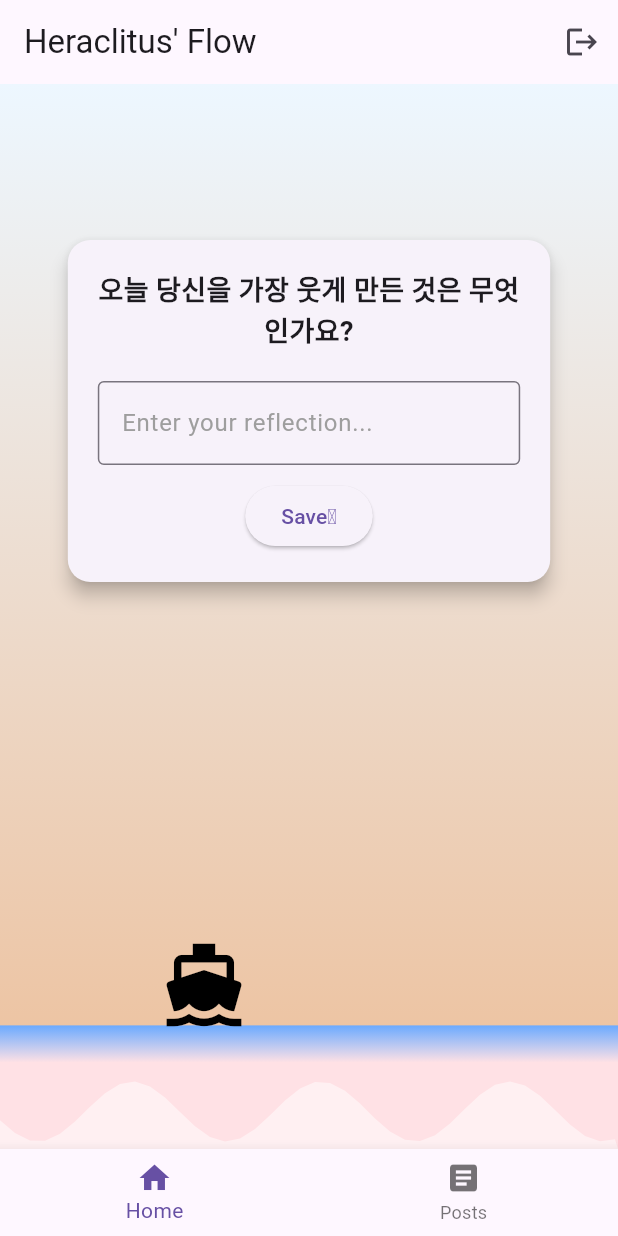
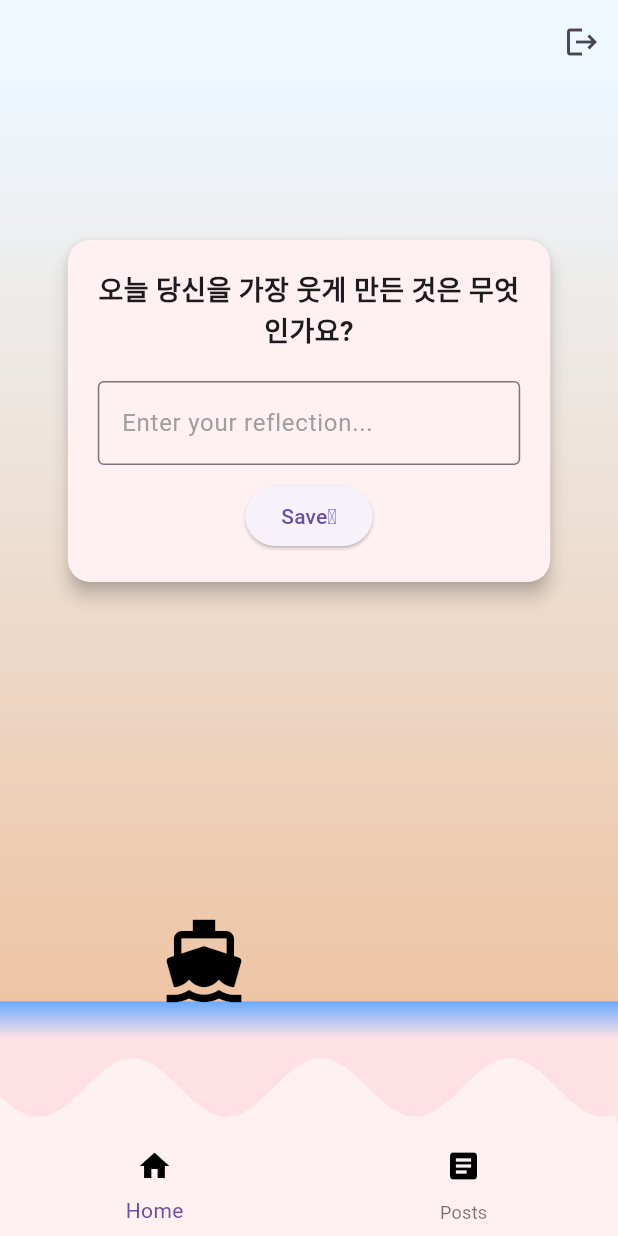
Before and after one commit to hsmchoi/my_final_project, a Flutter app: the HomeScreen screen opened by its route, on a phone screen of 412 x 824 dp. Run offline on Flutter 3.47's test engine with Material 3 defaults, Android fonts, the phone set to English and light mode, and no system bars; our stand-ins replace cloud_firestore, firebase_auth, firebase_core, firebase_storage, flutter_riverpod, go_router and 2 more; accounts and stored records are empty; generated files the repository leaves out were written again.

Commit message:
design-fix

```diff
--- a/lib/router.dart
+++ b/lib/router.dart
@@ -10,36 +10,43 @@ import 'package:my_final_project/views/sign_up_screen.dart';
 import 'package:flutter_riverpod/flutter_riverpod.dart';
 
 // Function to create GoRouter with access to WidgetRef
+
 GoRouter createRouter(WidgetRef ref) {
   return GoRouter(
     initialLocation: '/login',
     routes: <GoRoute>[
-      GoRoute(
-        path: '/login',
-        builder: (BuildContext context, GoRouterState state) =>
-            const LoginScreen(),
-        routes: <GoRoute>[
-          GoRoute(
-            path: 'email',
-            builder: (BuildContext context, GoRouterState state) =>
-                const EmailLoginScreen(),
-          ),
-        ],
-      ),
-      GoRoute(
-        path: '/signup',
-        builder: (BuildContext context, GoRouterState state) =>
-            const SignUpScreen(),
-      ),
+      // ... (기존 라우트) ...
+
       GoRoute(
         path: '/',
-        builder: (BuildContext context, GoRouterState state) =>
-            const HomeScreen(),
+        pageBuilder: (context, state) => CustomTransitionPage(
+          key: state.pageKey,
+          child: const HomeScreen(),
+          transitionsBuilder: (context, animation, secondaryAnimation, child) =>
+              SlideTransition(
+            position: Tween<Offset>(
+              begin: const Offset(-1.0, 0.0), // 오른쪽에서 왼쪽으로
+              end: Offset.zero,
+            ).animate(animation),
+            child: child,
+          ),
+        ),
         routes: [
           GoRoute(
-            path:
-                'posts', // This path should match the name in BottomNavigationBar
-            builder: (context, state) => const PostScreen(),
+            path: 'posts',
+            pageBuilder: (context, state) => CustomTransitionPage(
+              key: state.pageKey,
+              child: const PostScreen(),
+              transitionsBuilder:
+                  (context, animation, secondaryAnimation, child) =>
+                      SlideTransition(
+                position: Tween<Offset>(
+                  begin: const Offset(1.0, 0.0), // 왼쪽에서 오른쪽으로
+                  end: Offset.zero,
+                ).animate(animation),
+                child: child,
+              ),
+            ),
           ),
         ],
       ),
--- a/lib/views/home_screen.dart
+++ b/lib/views/home_screen.dart
@@ -31,7 +31,20 @@ class _HomeScreenState extends ConsumerState<HomeScreen> {
 
     return Scaffold(
       appBar: AppBar(
-        title: const Text('Heraclitus\' Flow'),
+        // title: const Text('Heraclitus\' Flow'),
+        flexibleSpace: Container(
+          // flexibleSpace를 사용하여 그라데이션 적용
+          decoration: const BoxDecoration(
+            gradient: LinearGradient(
+              begin: Alignment.topLeft,
+              end: Alignment.bottomRight,
+              colors: <Color>[
+                Color.fromARGB(255, 239, 248, 255),
+                Color.fromARGB(255, 239, 248, 255)
+              ], // 원하는 색상으로 변경
+            ),
+          ),
+        ),
         actions: [
           IconButton(
             onPressed: () async {
@@ -69,6 +82,7 @@ class _HomeScreenState extends ConsumerState<HomeScreen> {
                 shape: RoundedRectangleBorder(
                   borderRadius: BorderRadius.circular(15.0),
                 ),
+                color: const Color.fromARGB(255, 255, 241, 241),
                 child: Padding(
                   padding: const EdgeInsets.all(20.0), // Increase padding
                   child: Column(
@@ -132,13 +146,30 @@ class _HomeScreenState extends ConsumerState<HomeScreen> {
         ],
       ),
       bottomNavigationBar: BottomNavigationBar(
-        items: const <BottomNavigationBarItem>[
+        backgroundColor:
+            const Color.fromARGB(255, 255, 241, 241), // 배경색을 투명하게 설정
+        elevation: 0, // 그림자 제거
+        items: <BottomNavigationBarItem>[
           BottomNavigationBarItem(
-            icon: Icon(Icons.home),
+            icon: Container(
+              padding: const EdgeInsets.all(8.0),
+              decoration: BoxDecoration(
+                shape: BoxShape.circle,
+                color: Colors.white.withOpacity(0), // 흰색에 50% 투명도 적용
+              ),
+              child: const Icon(Icons.home, color: Colors.black),
+            ),
             label: 'Home',
           ),
           BottomNavigationBarItem(
-            icon: Icon(Icons.article),
+            icon: Container(
+              padding: const EdgeInsets.all(8.0),
+              decoration: BoxDecoration(
+                shape: BoxShape.circle,
+                color: Colors.white.withOpacity(0), // 흰색에 50% 투명도 적용
+              ),
+              child: const Icon(Icons.article, color: Colors.black),
+            ),
             label: 'Posts',
           ),
         ],
```
Also changed, not shown: lib/views/post_screen.dart (+79 -6 lines).
